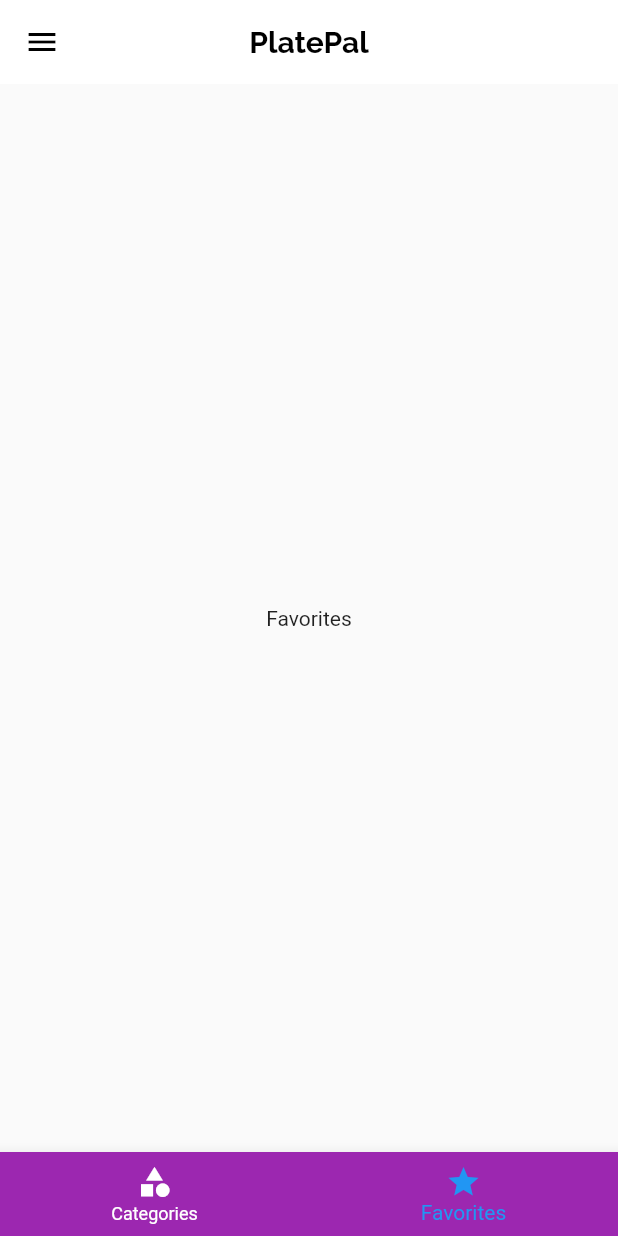
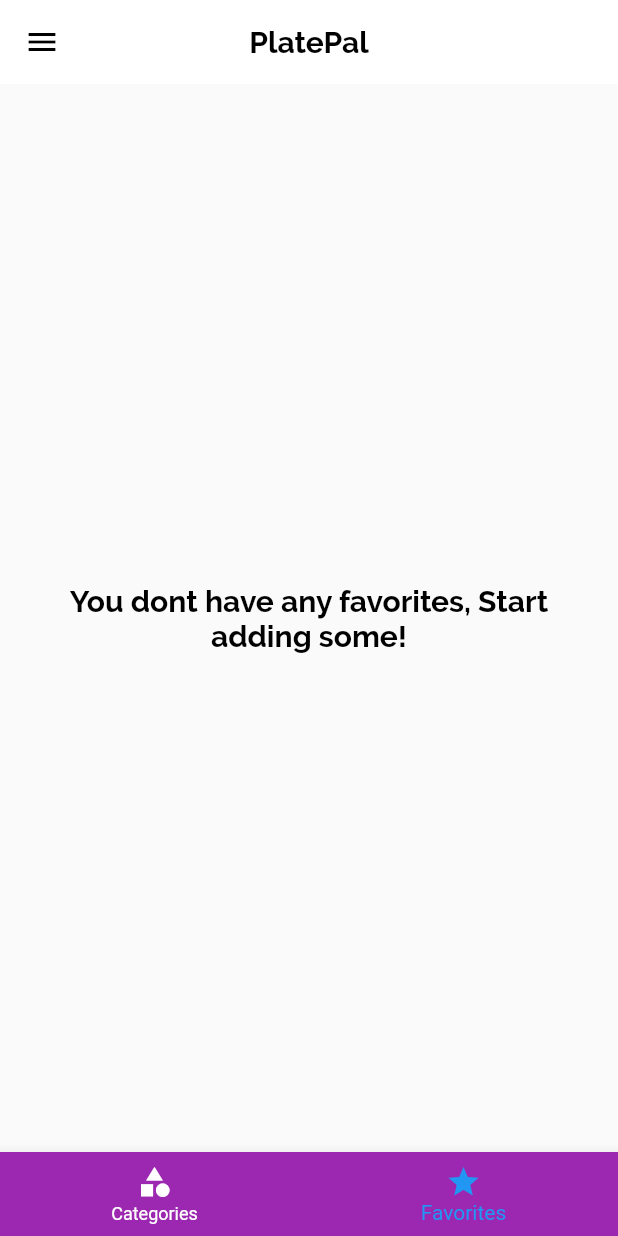
Before and after one commit to ramonyohannes/platepal, a Flutter app: the screen it shows after launch, item 2 of the bottom bar chosen, on a phone screen of 412 x 824 dp. Run offline on Flutter 3.47's test engine with Material 2 defaults, Android fonts, the phone set to English and light mode, and no system bars.

Commit message:
feat: finished app

```diff
--- a/lib/screens/favorites_screen.dart
+++ b/lib/screens/favorites_screen.dart
@@ -5,9 +5,16 @@ class FavoritesScreen extends StatelessWidget {
 
   @override
   Widget build(BuildContext context) {
-    return const Scaffold(
+    return Scaffold(
       body: Center(
-        child: Text("Favorites"),
+        child: SizedBox(
+          width: 350,
+          child: Text(
+            textAlign: TextAlign.center,
+            "You dont have any favorites, Start adding some!",
+            style: Theme.of(context).textTheme.titleLarge,
+          ),
+        ),
       ),
     );
   }
```
